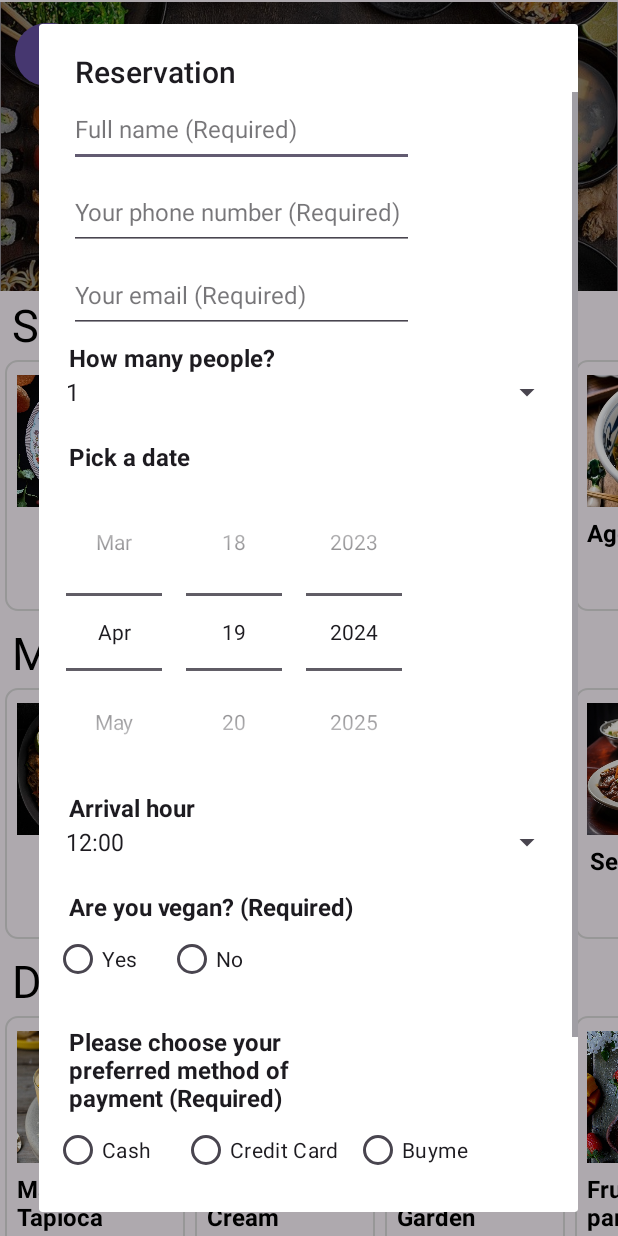
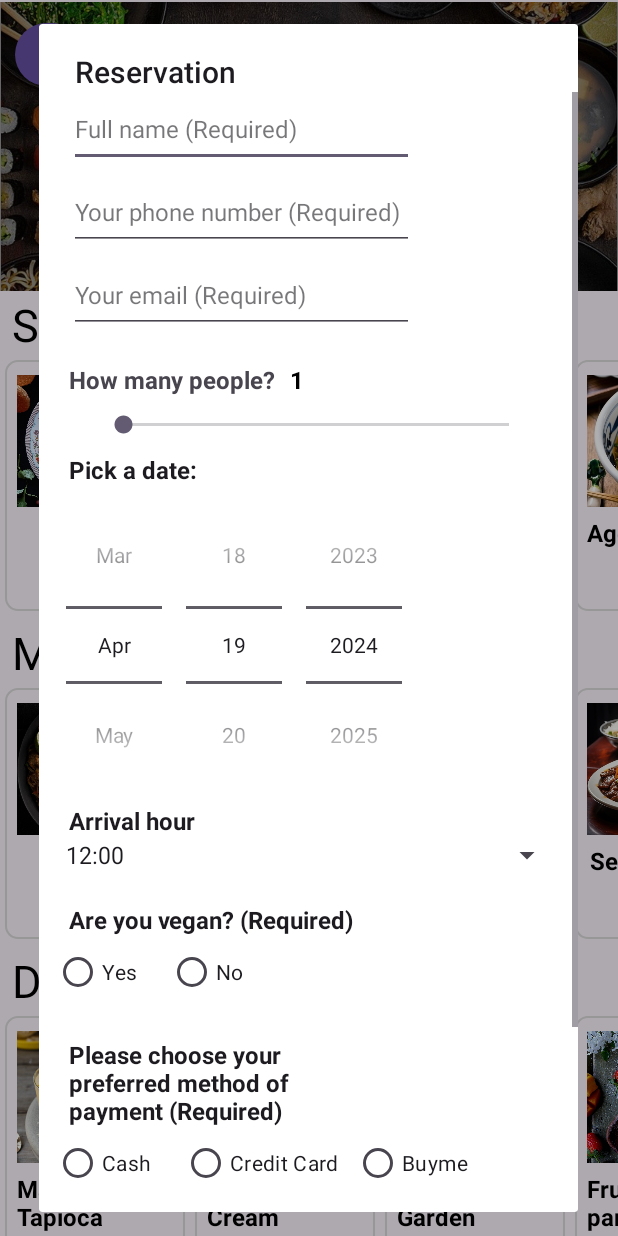
Before and after one commit to NoaErben/sushi-restaurant-kotlin, an Android app: the screen it shows after launch (MainActivity2), after a tap on "Reserve seats", on a phone screen of 412 x 824 dp. Run offline under Robolectric (Android 15) with nearby library versions, the phone set to English and light mode, and no system bars; Roboto replaces fonts that are not available here.

Commit message:
added widget 3- SeekBar with SeekBarChangeListener

```diff
--- a/app/src/main/java/com/example/sushirestaurant/ReservationDialogFragment.kt
+++ b/app/src/main/java/com/example/sushirestaurant/ReservationDialogFragment.kt
@@ -7,14 +7,17 @@
 
 // widget 1 - DatePicker with OnDateChangedListener
 // widget 2 - Switch with OnCheckedChangeListener
+// widget 3 - SeekBar with SeekBarChangeListener
 
 package com.example.sushirestaurant
 
 import android.app.Dialog
 import android.content.Intent
+import android.icu.util.Calendar
 import android.os.Bundle
 import android.os.Handler
 import android.widget.ArrayAdapter
+import android.widget.SeekBar
 import android.widget.Spinner
 import androidx.appcompat.app.AlertDialog
 import androidx.fragment.app.DialogFragment
@@ -22,6 +25,7 @@ import android.widget.EditText
 import android.widget.Button
 import android.widget.DatePicker
 import android.widget.RadioButton
+import android.widget.TextView
 import android.widget.Toast
 import androidx.appcompat.widget.SwitchCompat
 
@@ -42,16 +46,6 @@ class ReservationDialogFragment : DialogFragment(), DatePicker.OnDateChangedList
             Toast.makeText(requireContext(), toastMessage, Toast.LENGTH_SHORT).show()
         }
 
-        // Initialize spinner for selecting the number of people
-        val numPeopleSpinner: Spinner = view.findViewById(R.id.num_people_spinner)
-        ArrayAdapter.createFromResource(
-            requireContext(),
-            R.array.num_people_array,
-            android.R.layout.simple_spinner_item
-        ).also { adapter ->
-            adapter.setDropDownViewResource(android.R.layout.simple_spinner_dropdown_item)
-            numPeopleSpinner.adapter = adapter
-        }
 
         // Initialize spinner for selecting the hour
         val hourSpinner: Spinner = view.findViewById(R.id.hours_spinner)
@@ -68,6 +62,20 @@ class ReservationDialogFragment : DialogFragment(), DatePicker.OnDateChangedList
         val datePicker = view.findViewById<DatePicker>(R.id.date_picker)
         datePicker.init(datePicker.year, datePicker.month, datePicker.dayOfMonth, this)
 
+        // Initialize SeekBar and TextView for selecting the number of people
+        val numPeopleSeekBar= view.findViewById<SeekBar>(R.id.num_people_seek_bar)
+        val numPeopleTextView: TextView = view.findViewById(R.id.num_people_text_view)
+
+        numPeopleSeekBar.setOnSeekBarChangeListener(object : SeekBar.OnSeekBarChangeListener {
+            override fun onProgressChanged(seekBar: SeekBar?, progress: Int, fromUser: Boolean) {
+                numPeopleTextView.text = (progress+1).toString() // Add 1 to progress since SeekBar starts from 0
+            }
+
+            override fun onStartTrackingTouch(seekBar: SeekBar?) {}
+
+            override fun onStopTrackingTouch(seekBar: SeekBar?) {}
+        })
+
         // Build AlertDialog
         val alertDialogBuilder = AlertDialog.Builder(requireContext())
             .setTitle(getString(R.string.reservation_title))
@@ -80,8 +88,15 @@ class ReservationDialogFragment : DialogFragment(), DatePicker.OnDateChangedList
             val fullName = view.findViewById<EditText>(R.id.full_name).text.toString()
             val phoneNumber = view.findViewById<EditText>(R.id.phone_number).text.toString()
             val email = view.findViewById<EditText>(R.id.email).text.toString()
-            val numPeople = numPeopleSpinner.selectedItem.toString()
-            val selectedHour = hourSpinner.selectedItem.toString()
+            val numPeople = numPeopleSeekBar.progress.toString()
+            val selectedHour = hourSpinner.selectedItem?.toString() ?: "12:00" // Default to "12:00" if no hour is selected
+            // Set month to be " month+1 because the indexing for months starts from 0"
+            val selectedDate = datePicker?.run {
+                String.format("%02d/%02d/%d", dayOfMonth, month + 1, year)
+            } ?: run {
+                val currentDate = Calendar.getInstance()
+                String.format("%02d/%02d/%d", currentDate.get(Calendar.DAY_OF_MONTH), currentDate.get(Calendar.MONTH) + 1, currentDate.get(Calendar.YEAR))
+            } // Default to today's date if no date is selected
             val veganYes = view.findViewById<RadioButton>(R.id.vegan_yes_answer).isChecked
             val veganNo = view.findViewById<RadioButton>(R.id.vegan_no_answer).isChecked
             val paymentCash = view.findViewById<RadioButton>(R.id.cash).isChecked
@@ -128,7 +143,6 @@ class ReservationDialogFragment : DialogFragment(), DatePicker.OnDateChangedList
                         "$veganLabel $veganAnswer\n" +
                         "$paymentLabel $paymentMethodAnswer\n"
 
-
                 AlertDialog.Builder(requireContext())
                     .setTitle(getString(R.string.reservation_deatils_title))
                     .setMessage(message)
--- a/app/src/main/res/layout/dialog_reservation.xml
+++ b/app/src/main/res/layout/dialog_reservation.xml
@@ -45,27 +45,43 @@
             android:layout_marginHorizontal="20dp"
             android:hint="@string/your_email"
             android:textSize="16sp"
-            android:layout_marginBottom="5dp" />
+            android:layout_marginBottom="10dp" />
 
-    <!--    how many people drop-down selection-->
+        <LinearLayout
+            android:layout_width="match_parent"
+            android:layout_height="wrap_content"
+            android:orientation="horizontal"
+            android:layout_marginHorizontal="20dp"
+            android:layout_marginTop="10dp">
+
             <TextView
-            android:id="@+id/num_people"
-            style="@style/Widget.MaterialComponents.TextInputLayout.OutlinedBox.ExposedDropdownMenu"
-            android:layout_width="209dp"
+                android:id="@+id/num_people_question"
+                android:layout_width="wrap_content"
                 android:layout_height="wrap_content"
-            android:layout_marginHorizontal="20dp"
                 android:text="@string/how_many_people"
                 android:textSize="16sp"
                 android:textStyle="bold" />
-        />
 
-        <Spinner
-            android:id="@+id/num_people_spinner"
+            <TextView
+                android:id="@+id/num_people_text_view"
+                android:layout_width="wrap_content"
+                android:layout_height="wrap_content"
+                android:text="1"
+                android:textSize="16sp"
+                android:layout_marginStart="10dp"
+                android:textColor="@color/black"
+                android:textStyle="bold" />
+        </LinearLayout>
+
+
+        <SeekBar
+            android:id="@+id/num_people_seek_bar"
             android:layout_width="match_parent"
             android:layout_height="wrap_content"
-            android:layout_marginLeft="10dp"
-            android:layout_marginRight="10dp"
-            android:layout_marginBottom="20dp"
+            android:layout_marginTop="10dp"
+            android:layout_marginLeft="40dp"
+            android:layout_marginRight="30dp"
+            android:max="15"
              />
 
         <!--    date picker selection -->
@@ -75,6 +91,7 @@
             android:layout_width="209dp"
             android:layout_height="wrap_content"
             android:layout_marginHorizontal="20dp"
+            android:layout_marginTop="10dp"
             android:text="@string/pick_a_date"
             android:textSize="16sp"
             android:textStyle="bold" />
--- a/app/src/main/res/values/strings.xml
+++ b/app/src/main/res/values/strings.xml
@@ -49,7 +49,7 @@
     <string name="your_phone_number">Your phone number (Required)</string>
     <string name="your_email">Your email (Required)</string>
     <string name="how_many_people">How many people?</string>
-    <string name="pick_a_date">Pick a date </string>
+    <string name="pick_a_date">Pick a date: </string>
     <string name="arrival_hour">Arrival hour </string>
     <string name="vegan">Are you vegan? (Required)</string>
     <string name="yes">Yes</string>
```
Lines whose indentation alone changed are shown as unchanged.
